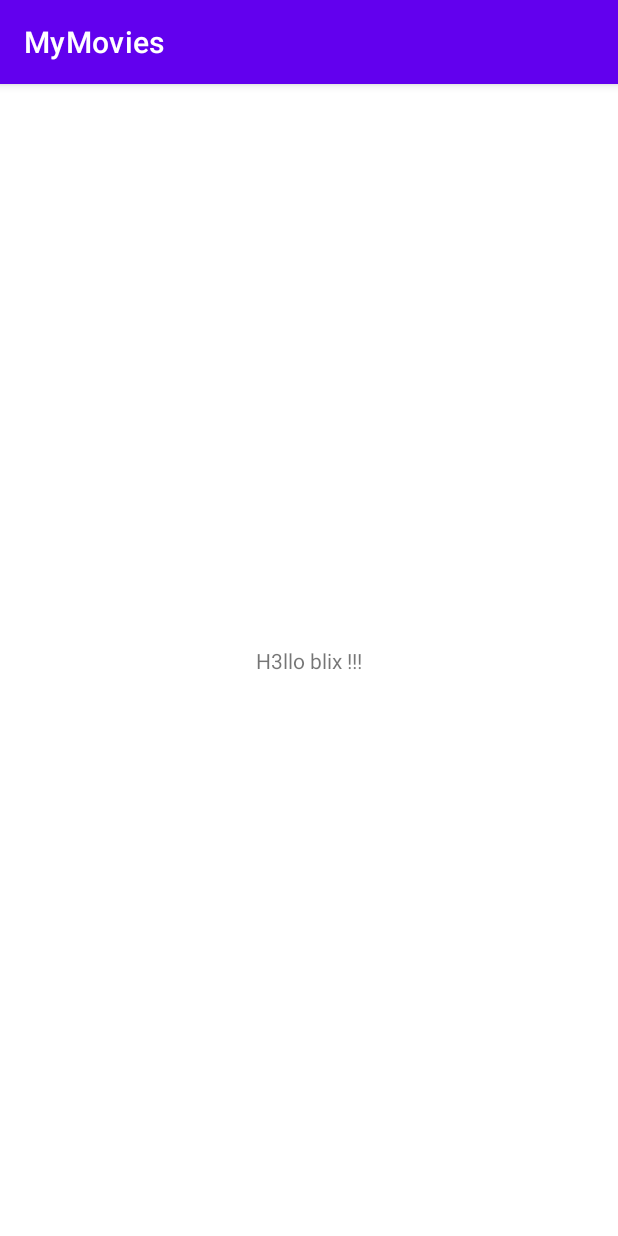
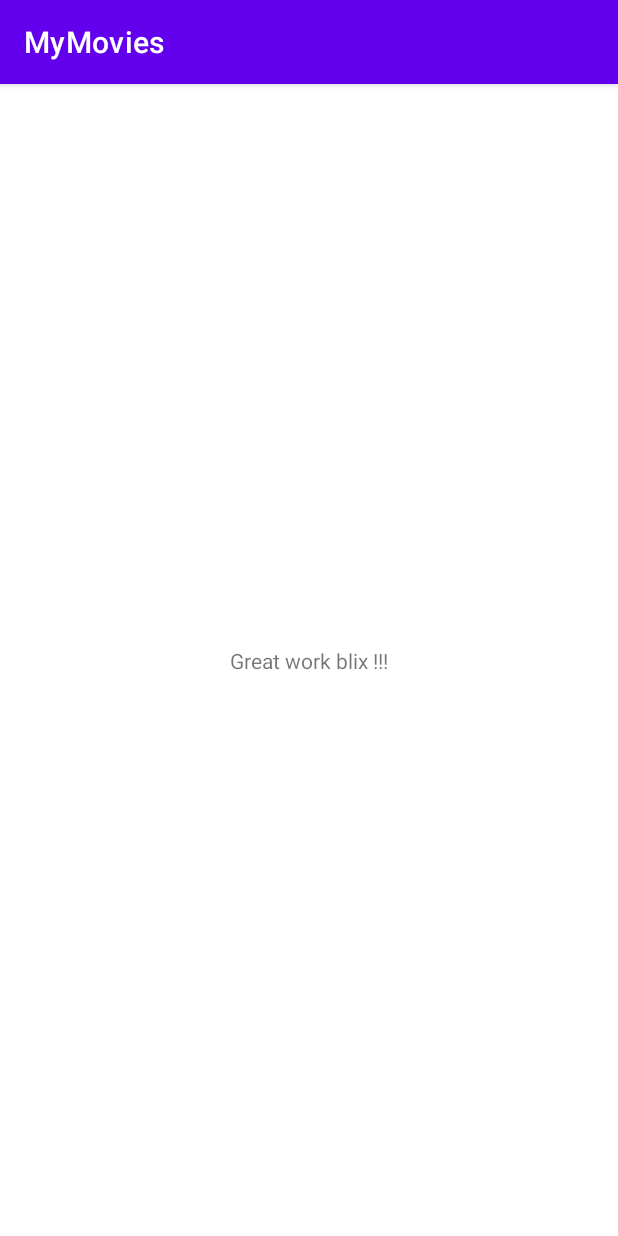
Before and after one commit to betolix/myvideos, an Android app: the screen it shows after launch (MainActivity), on a phone screen of 412 x 824 dp. Run offline under Robolectric (Android 15) with nearby library versions, the phone set to English and light mode, and no system bars.

Commit message:
Fix home message ( fix #3 )

```diff
--- a/app/src/main/res/layout/activity_main.xml
+++ b/app/src/main/res/layout/activity_main.xml
@@ -9,7 +9,7 @@
     <TextView
         android:layout_width="wrap_content"
         android:layout_height="wrap_content"
-        android:text="H3llo blix !!!"
+        android:text="Great work blix !!!"
         app:layout_constraintBottom_toBottomOf="parent"
         app:layout_constraintEnd_toEndOf="parent"
         app:layout_constraintStart_toStartOf="parent"
```
